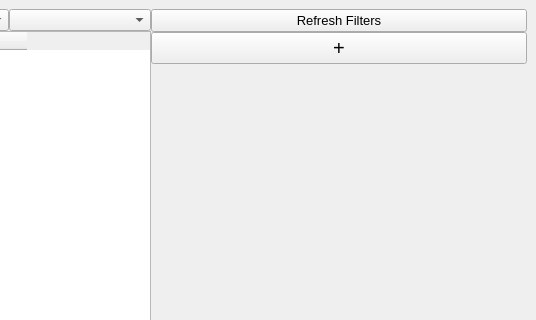
The window that User_Interface/Main_Window.ui (vsharma-va/Expense_Tracker_GUI) describes before a commit, drawn with Qt 5; both pictures show x 283 to 819 and y 0 to 320 of the 819 by 600 pixel window.
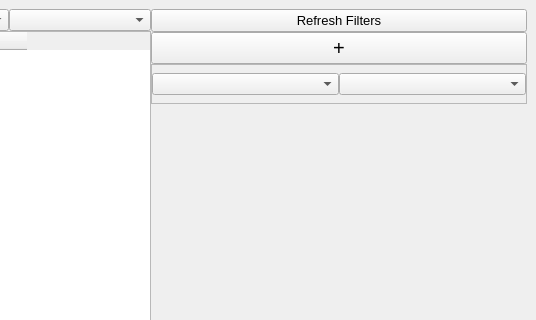
The same window after the commit. Custom widgets are drawn as their Qt base class.

Commit message: Added two combo boxes

```diff
--- a/User_Interface/Main_Window.ui
+++ b/User_Interface/Main_Window.ui
@@ -248,8 +248,54 @@
                </property>
               </widget>
              </item>
+             <item alignment="Qt::AlignTop">
+              <widget class="QFrame" name="frmAddCharts">
+               <property name="minimumSize">
+                <size>
+                 <width>0</width>
+                 <height>40</height>
+                </size>
+               </property>
+               <property name="frameShape">
+                <enum>QFrame::StyledPanel</enum>
+               </property>
+               <property name="frameShadow">
+                <enum>QFrame::Raised</enum>
+               </property>
+               <layout class="QHBoxLayout" name="horizontalLayout_5">
+                <property name="spacing">
+                 <number>0</number>
+                </property>
+                <property name="leftMargin">
+                 <number>0</number>
+                </property>
+                <property name="topMargin">
+                 <number>0</number>
+                </property>
+                <property name="rightMargin">
+                 <number>0</number>
+                </property>
+                <property name="bottomMargin">
+                 <number>0</number>
+                </property>
+                <item>
+                 <widget class="QComboBox" name="cmbGraphMonth"/>
+                </item>
+                <item>
+                 <widget class="QComboBox" name="cmbGraphYear"/>
+                </item>
+               </layout>
+              </widget>
+             </item>
              <item>
-              <widget class="QChartView" name="wiChart" native="true"/>
+              <widget class="QChartView" name="wiChart" native="true">
+               <property name="minimumSize">
+                <size>
+                 <width>0</width>
+                 <height>242</height>
+                </size>
+               </property>
+              </widget>
              </item>
             </layout>
            </widget>
```
